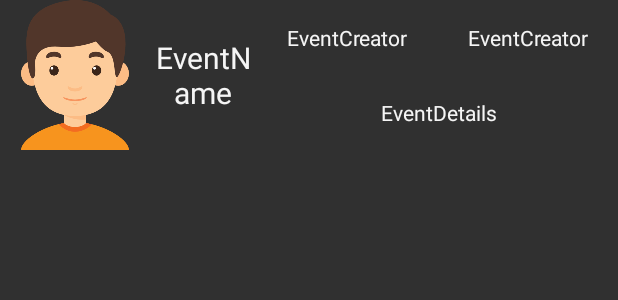
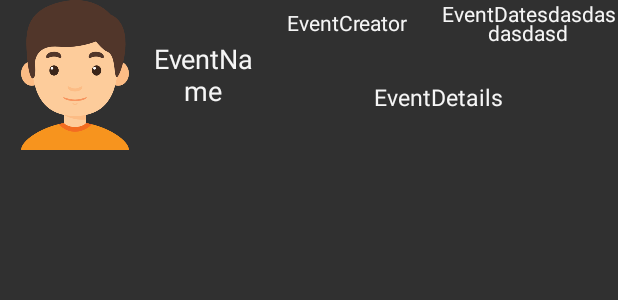
Before and after one commit to qingyiz1/COMP30022-2019-FLOWER-GRASS, an Android app: the layout event_list_view.xml on its own in the app's theme, with its tools: preview values and no code run, on a phone screen of 412 x 824 dp. Shown: the top 300 px of the screen. Run offline under Robolectric (Android 15) with nearby library versions, the phone set to English and light mode, and no system bars.

Commit message:
mainpage eventlist finished

```diff
--- a/app/src/main/java/com/example/flowergrass/adapter/EventListAdapter.java
+++ b/app/src/main/java/com/example/flowergrass/adapter/EventListAdapter.java
@@ -2,6 +2,7 @@ package com.example.flowergrass.adapter;
 
 import android.content.Context;
 
+import android.util.Log;
 import android.view.LayoutInflater;
 import android.view.View;
 import android.view.ViewGroup;
@@ -30,6 +31,7 @@ public class EventListAdapter extends ArrayAdapter<Event> {
      */
     private static class ViewHolder {
         TextView title;
+        TextView author;
         TextView dateCreated;
         TextView content;
     }
@@ -50,7 +52,7 @@ public class EventListAdapter extends ArrayAdapter<Event> {
         String title = getItem(position).title;
         Timestamp dateCreated = getItem(position).getDateCreated();
         String content = getItem(position).getContent();
-
+        Log.d(TAG,content);
         //ViewHolder object
         ViewHolder holder;
 
@@ -59,6 +61,7 @@ public class EventListAdapter extends ArrayAdapter<Event> {
             convertView = inflater.inflate(mResource, parent, false);
             holder= new ViewHolder();
             holder.title = convertView.findViewById(R.id.EventName);
+            holder.author = convertView.findViewById(R.id.EventCreator);
             holder.dateCreated = convertView.findViewById(R.id.EventDate);
             holder.content = convertView.findViewById(R.id.EventDetails);
             convertView.setTag(holder);
@@ -68,6 +71,7 @@ public class EventListAdapter extends ArrayAdapter<Event> {
         }
 
         holder.title.setText(title);
+        holder.author.setText(author);
         holder.dateCreated.setText(dateCreated.toDate().toString());
         holder.content.setText(content);
 
--- a/app/src/main/java/com/example/flowergrass/fragments/HomeFragment.java
+++ b/app/src/main/java/com/example/flowergrass/fragments/HomeFragment.java
@@ -193,7 +193,7 @@ public class HomeFragment extends Fragment {
     }
 
     public void getData(){
-        db.collection("events")
+        db.collection("posts").whereEqualTo("category","Event")
                 .orderBy("dateCreated", Query.Direction.DESCENDING).limit(10)
                 .addSnapshotListener(new EventListener<QuerySnapshot>() {
                     @Override
@@ -207,10 +207,10 @@ public class HomeFragment extends Fragment {
                         for (QueryDocumentSnapshot doc : value) {
                             Timestamp date = (Timestamp)doc.getData().get("dateCreated");
 
-                            events.add(new Event(doc.getId(),doc.getString("author"),doc.getString("title"),doc.getString("hashTag"),date,doc.getString("details")));
+                            events.add(new Event(doc.getId(),doc.getString("author"),doc.getString("title"),doc.getString("hashTag"),date,doc.getString("content")));
 
                         }
-                        mEventListView.setAdapter(new EventListAdapter(getActivity().getApplicationContext(),R.layout.adapter_view_layout,events));
+                        mEventListView.setAdapter(new EventListAdapter(getActivity().getApplicationContext(),R.layout.event_list_view,events));
                         Log.d(TAG, "Current events in : " + events.toString());
                     }
 
--- a/app/src/main/java/com/example/flowergrass/fragments/SecondFragment.java
+++ b/app/src/main/java/com/example/flowergrass/fragments/SecondFragment.java
@@ -181,7 +181,7 @@ public class SecondFragment extends Fragment {
                             }
 
                         }
-                        mItemListView.setAdapter(new PostListAdapter(getActivity().getApplicationContext(),R.layout.adapter_view_layout,posts));
+                        mItemListView.setAdapter(new PostListAdapter(getActivity().getApplicationContext(),R.layout.event_list_view,posts));
                         Log.d(TAG, "Current posts in : " + posts.toString());
                     }
 
--- a/app/src/main/res/layout/adapter_view_layout.xml
+++ b/app/src/main/res/layout/event_list_view.xml
@@ -19,7 +19,7 @@
         android:layout_width="match_parent"
         android:layout_height="100dp"
         android:id="@+id/EventName"
-        android:textSize="20dp"
+        android:textSize="18dp"
         android:textColor="@color/whitesmoke"
         android:layout_weight="66.6"/>
 
@@ -37,16 +37,18 @@
                 android:gravity="center"
                 android:text="EventCreator"
                 android:layout_width="match_parent"
-                android:layout_height="50dp"
+                android:layout_height="30dp"
                 android:layout_weight="1"
                 android:textColor="@color/whitesmoke"
                 android:id="@+id/EventCreator"/>
 
             <TextView
                 android:gravity="center"
-                android:text="EventCreator"
+                android:text="EventDatesdasdasdasdasd"
+                android:layout_marginTop="-6dp"
                 android:layout_width="match_parent"
-                android:layout_height="50dp"
+                android:lineHeight="13dp"
+                android:layout_height="30dp"
                 android:layout_weight="1"
                 android:textColor="@color/whitesmoke"
                 android:id="@+id/EventDate"
@@ -58,7 +60,8 @@
             android:gravity="center"
             android:text="EventDetails"
             android:layout_width="match_parent"
-            android:layout_height="50dp"
+            android:layout_height="70dp"
+            android:textSize="15dp"
             android:textColor="@color/whitesmoke"
             android:id="@+id/EventDetails"
             android:layout_below="@+id/EventCreator"/>
```
Also changed, not shown: app/src/main/java/com/example/flowergrass/DataModel/Event.java (+4 -3 lines), app/src/main/java/com/example/flowergrass/DataModel/Item.java (+10 -0 lines).
